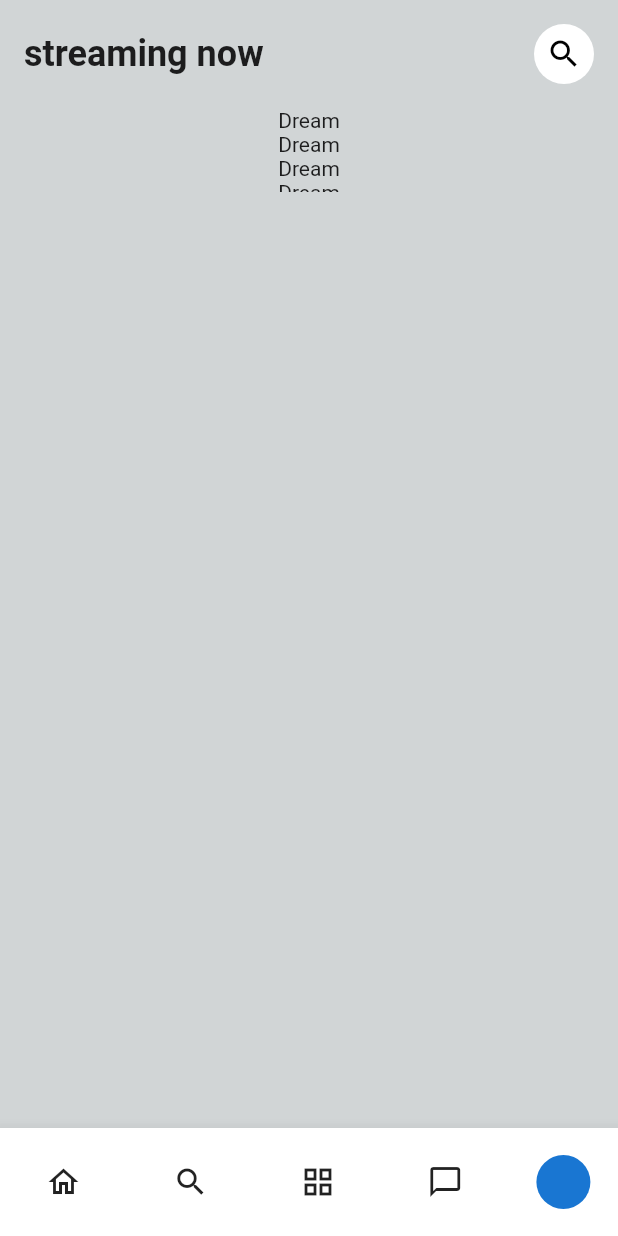
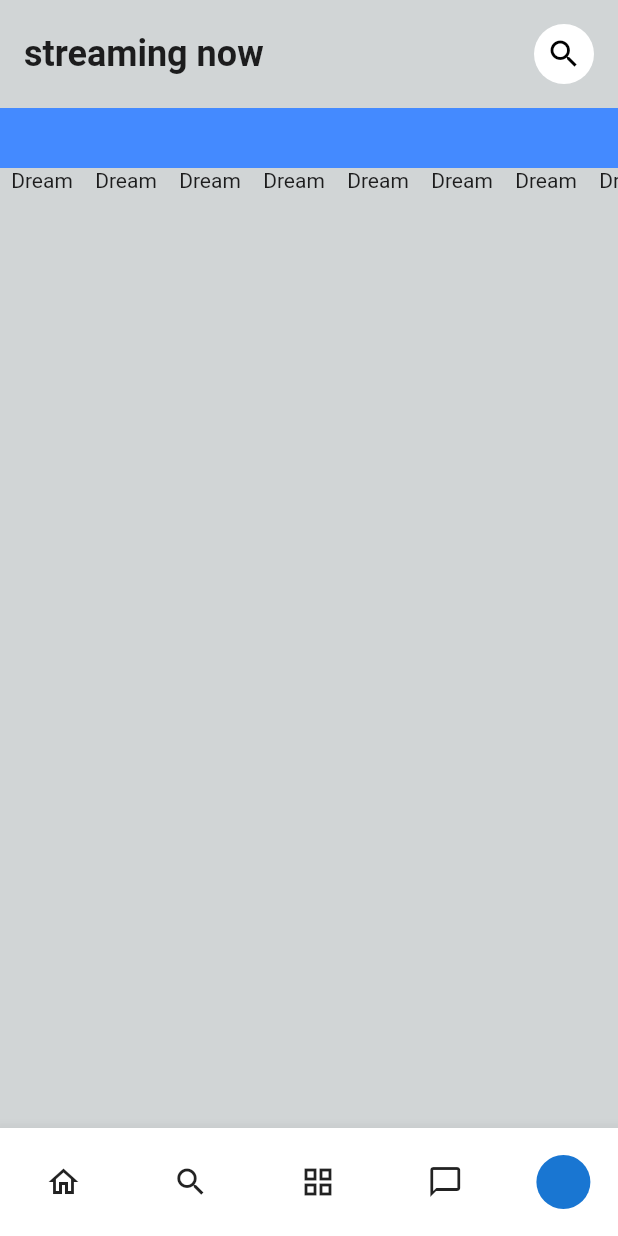
Before and after one commit to JAICHANGPARK/flutter_notebook_chapter_29, a Flutter app: the MusicPlayerHomePage screen opened directly, on a phone screen of 412 x 824 dp. Run offline on Flutter 3.47's test engine with Material 2 defaults, Android fonts, the phone set to English and light mode, and no system bars; our stand-ins replace dots_indicator.

Commit message:
Update music_player_home_page.dart

```diff
--- a/lib/ep1473_music_player_ui/view/music_player_home_page.dart
+++ b/lib/ep1473_music_player_ui/view/music_player_home_page.dart
@@ -37,9 +37,14 @@ class _MusicPlayerHomePageState extends State<MusicPlayerHomePage> {
             ),
             SizedBox(
               height: 56,
+
               child: ListView.builder(
+                itemCount: 10,
+                scrollDirection: Axis.horizontal,
                 itemBuilder: (context, index) {
-                  return Column(
+                  return Container(
+                    width: 56,
+                    child: Column(
                       children: [
                         Expanded(
                           child: Container(
@@ -50,6 +55,7 @@ class _MusicPlayerHomePageState extends State<MusicPlayerHomePage> {
                         ),
                         Text("Dream")
                       ],
+                    ),
                   );
                 },
               ),
```
Lines whose indentation alone changed are shown as unchanged.
